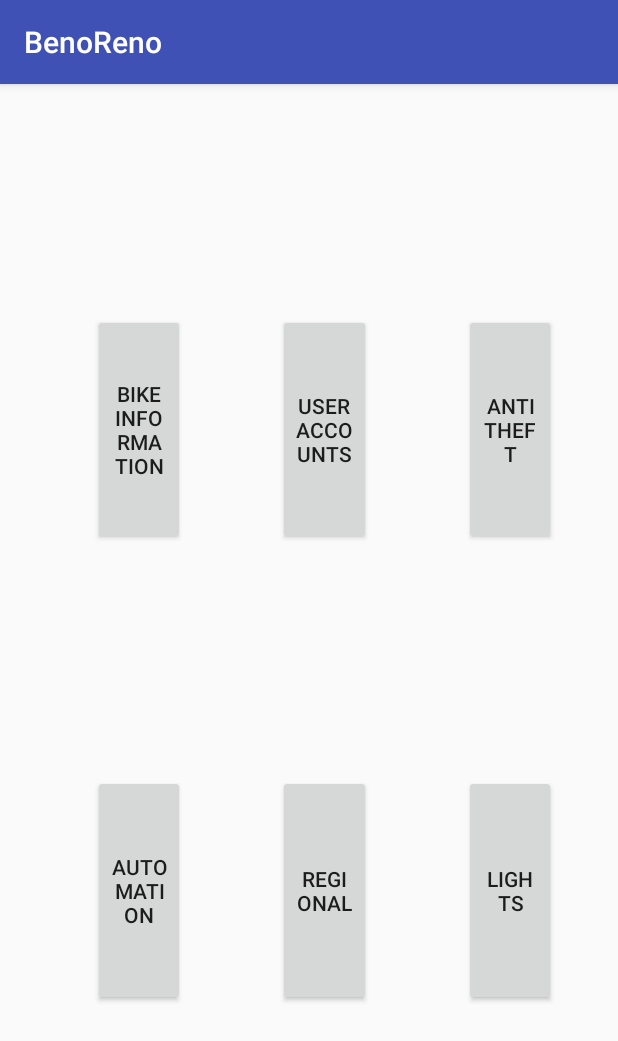
After one commit to PreDated92/BenoReno, an Android app: the fragment FragmentSettings shown on its own in the app's theme, on a phone screen of 412 x 824 dp. The commit adds this screen. Shown: the top 1041 px of the screen. Run offline under Robolectric (Android 15) with nearby library versions, the phone set to English and light mode, and no system bars.

Commit message:
Added Settings Fragment with BikeInfo UserAcc and AntiTheft subfragments

```diff
--- /dev/null
+++ b/app/src/main/java/com/example/chesterchin/benoreno/FragmentSettings.java
@@ -0,0 +1,60 @@
+package com.example.chesterchin.benoreno;
+
+import android.app.Fragment;
+import android.os.Bundle;
+import android.view.LayoutInflater;
+import android.view.View;
+import android.view.ViewGroup;
+import android.widget.Button;
+
+import com.example.chesterchin.benoreno.FragmentSubSettings.*;
+
+public class FragmentSettings extends Fragment {
+
+    private FragmentSettingsBikeInfo _fragmentSettingsBikeInfo = new FragmentSettingsBikeInfo();
+    private FragmentSettingsUserAccounts _fragmentSettingsUserAccounts = new FragmentSettingsUserAccounts();
+    private FragmentSettingsAntiTheft _fragmentSettingsAntiTheft = new FragmentSettingsAntiTheft();
+    private Button _btSettingsBikeInfo;
+    private Button _btSettingsUserAcc;
+    private Button _btSettingsAntiTheft;
+
+    @Override
+    public void onCreate(Bundle savedInstanceState) {
+        super.onCreate(savedInstanceState);
+    }
+
+    @Override
+    public View onCreateView(LayoutInflater inflater, ViewGroup container, Bundle savedInstanceState) {
+        View fragView = inflater.inflate(R.layout.fragment_settings, container, false);
+        _btSettingsBikeInfo = fragView.findViewById(R.id.btSettingsBikeInfo);
+        _btSettingsUserAcc = fragView.findViewById(R.id.btSettingsUserAcc);
+        _btSettingsAntiTheft = fragView.findViewById(R.id.btSettingsAntiTheft);
+        HookButtonEventHandler();
+
+        return fragView;
+    }
+
+    private void HookButtonEventHandler() {
+
+        _btSettingsBikeInfo.setOnClickListener(new View.OnClickListener() {
+            @Override
+            public void onClick(View view) {
+                ((HomeActivity) getActivity()).commitFragmentTransaction(R.id.frame_layout , _fragmentSettingsBikeInfo);
+            }
+        });
+
+        _btSettingsUserAcc.setOnClickListener(new View.OnClickListener() {
+            @Override
+            public void onClick(View view) {
+                ((HomeActivity) getActivity()).commitFragmentTransaction(R.id.frame_layout , _fragmentSettingsUserAccounts);
+            }
+        });
+
+        _btSettingsAntiTheft.setOnClickListener(new View.OnClickListener() {
+            @Override
+            public void onClick(View view) {
+                ((HomeActivity) getActivity()).commitFragmentTransaction(R.id.frame_layout , _fragmentSettingsAntiTheft);
+            }
+        });
+    }
+}
--- a/app/src/main/java/com/example/chesterchin/benoreno/HomeActivity.java
+++ b/app/src/main/java/com/example/chesterchin/benoreno/HomeActivity.java
@@ -15,6 +15,7 @@ public class HomeActivity extends Activity {
     private FragmentLock _fragmentLock = new FragmentLock();
     private FragmentNavigation _fragmentNavigation = new FragmentNavigation();
     private FragmentStatistics _fragmentStatistics = new FragmentStatistics();
+    private FragmentSettings _fragmentSettings = new FragmentSettings();
 
     private BottomNavigationView.OnNavigationItemSelectedListener _onNavigationItemSelectedListener
             = new BottomNavigationView.OnNavigationItemSelectedListener() {
@@ -35,6 +36,7 @@ public class HomeActivity extends Activity {
                     selectedFragment = _fragmentStatistics;
                     break;
                 case R.id.navigation_settings:
+                    selectedFragment = _fragmentSettings;
                     break;
             }
 
@@ -58,7 +60,7 @@ public class HomeActivity extends Activity {
         navigation.setOnNavigationItemSelectedListener(_onNavigationItemSelectedListener);
     }
 
-    private void commitFragmentTransaction(@IdRes int id, Fragment fragment) {
+    public void commitFragmentTransaction(@IdRes int id, Fragment fragment) {
         FragmentTransaction transaction = getFragmentManager().beginTransaction();
         transaction.replace(id, fragment);
         transaction.commit();
--- /dev/null
+++ b/app/src/main/res/layout/fragment_settings.xml
@@ -0,0 +1,136 @@
+<?xml version="1.0" encoding="utf-8"?>
+<android.support.constraint.ConstraintLayout xmlns:android="http://schemas.android.com/apk/res/android"
+    xmlns:app="http://schemas.android.com/apk/res-auto"
+    android:layout_width="match_parent"
+    android:layout_height="match_parent">
+
+    <android.support.constraint.Guideline
+        android:id="@+id/guidelineV1"
+        android:layout_width="wrap_content"
+        android:layout_height="wrap_content"
+        android:orientation="vertical"
+        app:layout_constraintGuide_percent="0.15"/>
+
+    <android.support.constraint.Guideline
+        android:id="@+id/guidelineV2"
+        android:layout_width="wrap_content"
+        android:layout_height="wrap_content"
+        android:orientation="vertical"
+        app:layout_constraintGuide_percent="0.30"/>
+
+    <android.support.constraint.Guideline
+        android:id="@+id/guidelineV3"
+        android:layout_width="wrap_content"
+        android:layout_height="wrap_content"
+        android:orientation="vertical"
+        app:layout_constraintGuide_percent="0.45"/>
+
+    <android.support.constraint.Guideline
+        android:id="@+id/guidelineV4"
+        android:layout_width="wrap_content"
+        android:layout_height="wrap_content"
+        android:orientation="vertical"
+        app:layout_constraintGuide_percent="0.60"/>
+
+    <android.support.constraint.Guideline
+        android:id="@+id/guidelineV5"
+        android:layout_width="wrap_content"
+        android:layout_height="wrap_content"
+        android:orientation="vertical"
+        app:layout_constraintGuide_percent="0.75"/>
+
+    <android.support.constraint.Guideline
+        android:id="@+id/guidelineV6"
+        android:layout_width="wrap_content"
+        android:layout_height="wrap_content"
+        android:orientation="vertical"
+        app:layout_constraintGuide_percent="0.90"/>
+
+    <android.support.constraint.Guideline
+        android:id="@+id/guidelineH1"
+        android:layout_width="wrap_content"
+        android:layout_height="wrap_content"
+        android:orientation="horizontal"
+        app:layout_constraintGuide_percent="0.2"/>
+
+    <android.support.constraint.Guideline
+        android:id="@+id/guidelineH2"
+        android:layout_width="wrap_content"
+        android:layout_height="wrap_content"
+        android:orientation="horizontal"
+        app:layout_constraintGuide_percent="0.4"/>
+
+    <android.support.constraint.Guideline
+        android:id="@+id/guidelineH3"
+        android:layout_width="wrap_content"
+        android:layout_height="wrap_content"
+        android:orientation="horizontal"
+        app:layout_constraintGuide_percent="0.6"/>
+
+    <android.support.constraint.Guideline
+        android:id="@+id/guidelineH4"
+        android:layout_width="wrap_content"
+        android:layout_height="wrap_content"
+        android:orientation="horizontal"
+        app:layout_constraintGuide_percent="0.8"/>
+
+    <Button
+        android:id="@+id/btSettingsBikeInfo"
+        android:layout_width="0dp"
+        android:layout_height="0dp"
+        android:text="Bike Information"
+        app:layout_constraintBottom_toBottomOf="@+id/guidelineH2"
+        app:layout_constraintEnd_toEndOf="@+id/guidelineV2"
+        app:layout_constraintStart_toStartOf="@+id/guidelineV1"
+        app:layout_constraintTop_toTopOf="@+id/guidelineH1" />
+
+    <Button
+        android:id="@+id/btSettingsUserAcc"
+        android:layout_width="0dp"
+        android:layout_height="0dp"
+        android:text="User Accounts"
+        app:layout_constraintBottom_toBottomOf="@+id/guidelineH2"
+        app:layout_constraintEnd_toEndOf="@+id/guidelineV4"
+        app:layout_constraintStart_toStartOf="@+id/guidelineV3"
+        app:layout_constraintTop_toTopOf="@+id/guidelineH1" />
+
+    <Button
+        android:id="@+id/btSettingsAntiTheft"
+        android:layout_width="0dp"
+        android:layout_height="0dp"
+        android:text="Anti Theft"
+        app:layout_constraintBottom_toBottomOf="@+id/guidelineH2"
+        app:layout_constraintEnd_toEndOf="@+id/guidelineV6"
+        app:layout_constraintStart_toStartOf="@+id/guidelineV5"
+        app:layout_constraintTop_toTopOf="@+id/guidelineH1" />
+
+    <Button
+        android:id="@+id/btSettingsAutomation"
+        android:layout_width="0dp"
+        android:layout_height="0dp"
+        android:text="Automation"
+        app:layout_constraintBottom_toBottomOf="@+id/guidelineH4"
+        app:layout_constraintEnd_toEndOf="@+id/guidelineV2"
+        app:layout_constraintStart_toStartOf="@+id/guidelineV1"
+        app:layout_constraintTop_toTopOf="@+id/guidelineH3"/>
+
+    <Button
+        android:id="@+id/btSettingsRegional"
+        android:layout_width="0dp"
+        android:layout_height="0dp"
+        android:text="Regional"
+        app:layout_constraintBottom_toBottomOf="@+id/guidelineH4"
+        app:layout_constraintEnd_toEndOf="@+id/guidelineV4"
+        app:layout_constraintStart_toStartOf="@+id/guidelineV3"
+        app:layout_constraintTop_toTopOf="@+id/guidelineH3" />
+
+    <Button
+        android:id="@+id/btSettingsLights"
+        android:layout_width="0dp"
+        android:layout_height="0dp"
+        android:text="Lights"
+        app:layout_constraintBottom_toBottomOf="@+id/guidelineH4"
+        app:layout_constraintEnd_toEndOf="@+id/guidelineV6"
+        app:layout_constraintStart_toStartOf="@+id/guidelineV5"
+        app:layout_constraintTop_toTopOf="@+id/guidelineH3"/>
+</android.support.constraint.ConstraintLayout>
```
Also changed, not shown: app/src/main/java/com/example/chesterchin/benoreno/FragmentSubSettings/FragmentSettingsAntiTheft.java (added, +43 -0 lines), app/src/main/java/com/example/chesterchin/benoreno/FragmentSubSettings/FragmentSettingsBikeInfo.java (added, +23 -0 lines), app/src/main/java/com/example/chesterchin/benoreno/FragmentSubSettings/FragmentSettingsUserAccounts.java (added, +23 -0 lines), app/src/main/res/layout/fragment_settings_anti_theft.xml (added, +53 -0 lines), app/src/main/res/layout/fragment_settings_bike_info.xml (added, +80 -0 lines), app/src/main/res/layout/fragment_settings_user_accounts.xml (added, +50 -0 lines), 1 other file.
